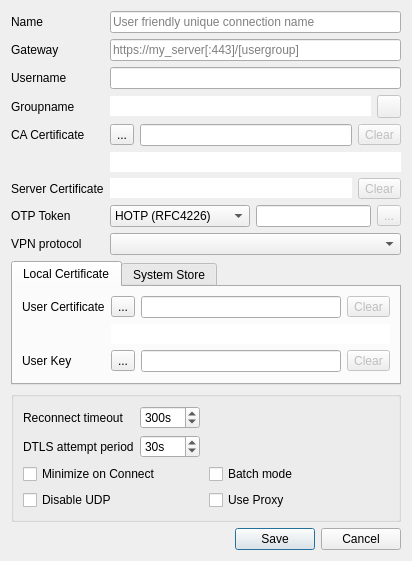
13418485892/openconnect-gui, file src/dialog/editdialog.ui: the form before one commit.
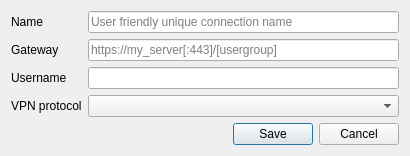
The form after the commit. Icons and pictures are not drawn.

What changed in the file:
```diff
--- a/src/dialog/editdialog.ui
+++ b/src/dialog/editdialog.ui
@@ -6,8 +6,8 @@
    <rect>
     <x>0</x>
     <y>0</y>
-    <width>412</width>
-    <height>549</height>
+    <width>410</width>
+    <height>151</height>
    </rect>
   </property>
   <property name="windowTitle">
@@ -74,200 +74,6 @@
       </widget>
      </item>
      <item row="3" column="0">
-      <widget class="QLabel" name="groupnameLabel">
-       <property name="text">
-        <string>Groupname</string>
-       </property>
-      </widget>
-     </item>
-     <item row="3" column="1">
-      <layout class="QHBoxLayout" name="groupnameLayout">
-       <item>
-        <widget class="QLineEdit" name="groupnameEdit">
-         <property name="styleSheet">
-          <string notr="true">background-color:&quot;transparent&quot;</string>
-         </property>
-         <property name="frame">
-          <bool>false</bool>
-         </property>
-         <property name="readOnly">
-          <bool>true</bool>
-         </property>
-        </widget>
-       </item>
-       <item>
-        <widget class="QToolButton" name="groupnameClear">
-         <property name="enabled">
-          <bool>false</bool>
-         </property>
-         <property name="text">
-          <string/>
-         </property>
-         <property name="icon">
-          <iconset resource="../openconnect-gui.qrc">
-           <normaloff>:/images/trashcan.png</normaloff>:/images/trashcan.png</iconset>
-         </property>
-        </widget>
-       </item>
-      </layout>
-     </item>
-     <item row="4" column="0">
-      <widget class="QLabel" name="caCertificateLabel">
-       <property name="text">
-        <string>CA Certificate</string>
-       </property>
-      </widget>
-     </item>
-     <item row="4" column="1">
-      <layout class="QHBoxLayout" name="caCertificatLayout">
-       <item>
-        <widget class="QToolButton" name="caCertButton">
-         <property name="text">
-          <string>...</string>
-         </property>
-        </widget>
-       </item>
-       <item>
-        <widget class="QLineEdit" name="caCertEdit">
-         <property name="toolTip">
-          <string>Specify the CA certificate, if any; by default the system CAs will be used</string>
-         </property>
-         <property name="whatsThis">
-          <string>&lt;html&gt;&lt;head/&gt;&lt;body&gt;&lt;p&gt;If not set, the system's trusted certificate storage will be used.&lt;/p&gt;&lt;/body&gt;&lt;/html&gt;</string>
-         </property>
-        </widget>
-       </item>
-       <item>
-        <widget class="QToolButton" name="caCertClear">
-         <property name="enabled">
-          <bool>false</bool>
-         </property>
-         <property name="text">
-          <string>Clear</string>
-         </property>
-         <property name="icon">
-          <iconset resource="../openconnect-gui.qrc">
-           <normaloff>:/images/trashcan.png</normaloff>:/images/trashcan.png</iconset>
-         </property>
-        </widget>
-       </item>
-      </layout>
-     </item>
-     <item row="5" column="1">
-      <widget class="QLineEdit" name="caCertHash">
-       <property name="styleSheet">
-        <string notr="true">background-color:&quot;transparent&quot;</string>
-       </property>
-       <property name="frame">
-        <bool>false</bool>
-       </property>
-       <property name="readOnly">
-        <bool>true</bool>
-       </property>
-      </widget>
-     </item>
-     <item row="6" column="0">
-      <widget class="QLabel" name="serverCertificateLabel">
-       <property name="text">
-        <string>Server Certificate</string>
-       </property>
-      </widget>
-     </item>
-     <item row="6" column="1">
-      <layout class="QHBoxLayout" name="serverCertificateLayout">
-       <item>
-        <widget class="QLineEdit" name="serverCertHash">
-         <property name="styleSheet">
-          <string notr="true">background-color:&quot;transparent&quot;</string>
-         </property>
-         <property name="frame">
-          <bool>false</bool>
-         </property>
-         <property name="readOnly">
-          <bool>true</bool>
-         </property>
-        </widget>
-       </item>
-       <item>
-        <widget class="QToolButton" name="serverCertClear">
-         <property name="enabled">
-          <bool>false</bool>
-         </property>
-         <property name="text">
-          <string>Clear</string>
-         </property>
-         <property name="icon">
-          <iconset resource="../openconnect-gui.qrc">
-           <normaloff>:/images/trashcan.png</normaloff>:/images/trashcan.png</iconset>
-         </property>
-        </widget>
-       </item>
-      </layout>
-     </item>
-     <item row="8" column="0">
-      <widget class="QLabel" name="otpTokenLabel">
-       <property name="text">
-        <string>OTP Token</string>
-       </property>
-      </widget>
-     </item>
-     <item row="8" column="1">
-      <layout class="QHBoxLayout" name="otpTokenLayout">
-       <item>
-        <widget class="QComboBox" name="tokenBox">
-         <property name="minimumSize">
-          <size>
-           <width>140</width>
-           <height>0</height>
-          </size>
-         </property>
-         <property name="currentIndex">
-          <number>0</number>
-         </property>
-         <property name="maxVisibleItems">
-          <number>3</number>
-         </property>
-         <item>
-          <property name="text">
-           <string notr="true">HOTP (RFC4226)</string>
-          </property>
-         </item>
-         <item>
-          <property name="text">
-           <string notr="true">TOTP (RFC6238)</string>
-          </property>
-         </item>
-         <item>
-          <property name="text">
-           <string>STOKEN (RSA)</string>
-          </property>
-         </item>
-        </widget>
-       </item>
-       <item>
-        <widget class="QLineEdit" name="tokenEdit">
-         <property name="toolTip">
-          <string>This is the token code; should be a hex value (starting with 0x), or a value starting with 'base32:'</string>
-         </property>
-        </widget>
-       </item>
-       <item>
-        <widget class="QToolButton" name="tokenClear">
-         <property name="enabled">
-          <bool>false</bool>
-         </property>
-         <property name="text">
-          <string>...</string>
-         </property>
-         <property name="icon">
-          <iconset resource="../openconnect-gui.qrc">
-           <normaloff>:/images/trashcan.png</normaloff>:/images/trashcan.png</iconset>
-         </property>
-        </widget>
-       </item>
-      </layout>
-     </item>
-     <item row="9" column="0">
       <widget class="QLabel" name="protocolLabel">
        <property name="text">
         <string>VPN protocol</string>
@@ -277,7 +83,7 @@
        </property>
       </widget>
      </item>
-     <item row="9" column="1">
+     <item row="3" column="1">
       <widget class="QComboBox" name="protocolComboBox">
        <property name="sizePolicy">
         <sizepolicy hsizetype="Expanding" vsizetype="Fixed">
@@ -289,278 +95,6 @@
      </item>
     </layout>
    </item>
-   <item>
-    <widget class="QTabWidget" name="settingsTabWidget">
-     <property name="currentIndex">
-      <number>0</number>
-     </property>
-     <widget class="QWidget" name="localCertificateTab">
-      <attribute name="title">
-       <string>Local Certificate</string>
-      </attribute>
-      <layout class="QVBoxLayout" name="verticalLayout_2">
-       <item>
-        <layout class="QFormLayout" name="formLayout_2">
-         <property name="fieldGrowthPolicy">
-          <enum>QFormLayout::ExpandingFieldsGrow</enum>
-         </property>
-         <item row="1" column="0">
-          <widget class="QLabel" name="userCertificateLabel">
-           <property name="text">
-            <string>User Certificate</string>
-           </property>
-          </widget>
-         </item>
-         <item row="1" column="1">
-          <layout class="QHBoxLayout" name="userCertificateLayout">
-           <item>
-            <widget class="QToolButton" name="userCertButton">
-             <property name="text">
-              <string>...</string>
-             </property>
-            </widget>
-           </item>
-           <item>
-            <widget class="QLineEdit" name="userCertEdit">
-             <property name="toolTip">
-              <string>Specify your certificate file, if any</string>
-             </property>
-            </widget>
-           </item>
-           <item>
-            <widget class="QToolButton" name="userCertClear">
-             <property name="enabled">
-              <bool>false</bool>
-             </property>
-             <property name="text">
-              <string>Clear</string>
-             </property>
-             <property name="icon">
-              <iconset resource="../openconnect-gui.qrc">
-               <normaloff>:/images/trashcan.png</normaloff>:/images/trashcan.png</iconset>
-             </property>
-            </widget>
-           </item>
-          </layout>
-         </item>
-         <item row="2" column="1">
-          <widget class="QLineEdit" name="userCertHash">
-           <property name="styleSheet">
-            <string notr="true">background-color:&quot;transparent&quot;</string>
-           </property>
-           <property name="frame">
-            <bool>false</bool>
-           </property>
-           <property name="readOnly">
-            <bool>true</bool>
-           </property>
-          </widget>
-         </item>
-         <item row="3" column="0">
-          <widget class="QLabel" name="userKeyLabel">
-           <property name="enabled">
-            <bool>true</bool>
-           </property>
-           <property name="text">
-            <string>User Key</string>
-           </property>
-          </widget>
-         </item>
-         <item row="3" column="1">
-          <layout class="QHBoxLayout" name="userKeyLayout">
-           <item>
-            <widget class="QToolButton" name="userKeyButton">
-             <property name="enabled">
-              <bool>true</bool>
-             </property>
-             <property name="text">
-              <string>...</string>
-             </property>
-            </widget>
-           </item>
-           <item>
-            <widget class="QLineEdit" name="userKeyEdit">
-             <property name="enabled">
-              <bool>true</bool>
-             </property>
-             <property name="toolTip">
-              <string>Specify your key file if any; in case of a PKCS #12 file, you only need to set the certificate</string>
-             </property>
-            </widget>
-           </item>
-           <item>
-            <widget class="QToolButton" name="userKeyClear">
-             <property name="enabled">
-              <bool>false</bool>
-             </property>
-             <property name="text">
-              <string>Clear</string>
-             </property>
-             <property name="icon">
-              <iconset resource="../openconnect-gui.qrc">
-               <normaloff>:/images/trashcan.png</normaloff>:/images/trashcan.png</iconset>
-             </property>
-            </widget>
-           </item>
-          </layout>
-         </item>
-        </layout>
-       </item>
-      </layout>
-     </widget>
-     <widget class="QWidget" name="systemStoreTab">
-      <attribute name="title">
-       <string>System Store</string>
-      </attribute>
-      <widget class="QListWidget" name="loadWinCertList">
-       <property name="geometry">
-        <rect>
-         <x>9</x>
-         <y>9</y>
-         <width>316</width>
-         <height>72</height>
-        </rect>
-       </property>
-      </widget>
-      <widget class="QWidget" name="layoutWidget">
-       <property name="geometry">
-        <rect>
-         <x>331</x>
-         <y>35</y>
-         <width>57</width>
-         <height>48</height>
-        </rect>
-       </property>
-       <layout class="QVBoxLayout" name="verticalLayout">
-        <item>
-         <widget class="QToolButton" name="loadWinCert">
-          <property name="enabled">
-           <bool>false</bool>
-          </property>
-          <property name="toolTip">
-           <string extracomment="Select that certificate"/>
-          </property>
-          <property name="text">
-           <string>Select</string>
-          </property>
-         </widget>
-        </item>
-        <item>
-         <widget class="QToolButton" name="resetWinCertSelection">
-          <property name="text">
-           <string>Reset</string>
-          </property>
-         </widget>
-        </item>
-       </layout>
-      </widget>
-     </widget>
-    </widget>
-   </item>
-   <item>
-    <widget class="QGroupBox" name="settingsGroupBox">
-     <layout class="QVBoxLayout" name="verticalLayout_3">
-      <property name="sizeConstraint">
-       <enum>QLayout::SetNoConstraint</enum>
-      </property>
-      <item>
-       <layout class="QFormLayout" name="formLayout_3">
-        <property name="fieldGrowthPolicy">
-         <enum>QFormLayout::ExpandingFieldsGrow</enum>
-        </property>
-        <item row="0" column="0">
-         <widget class="QLabel" name="reconnectTimeoutLabel">
-          <property name="text">
-           <string>Reconnect timeout</string>
-          </property>
-         </widget>
-        </item>
-        <item row="0" column="1">
-         <widget class="QSpinBox" name="reconnectTimeoutSpinBox">
-          <property name="toolTip">
-           <string>Keep reconnect attempts until so much seconds are elapsed.
-The default timeout is 300 seconds, which means that openconnect can recover VPN connection after a temporary network down time of 300 seconds.</string>
-          </property>
-          <property name="suffix">
-           <string>s</string>
-          </property>
-          <property name="minimum">
-           <number>1</number>
-          </property>
-          <property name="maximum">
-           <number>1000</number>
-          </property>
-          <property name="value">
-           <number>300</number>
-          </property>
-         </widget>
-        </item>
-        <item row="1" column="0">
-         <widget class="QLabel" name="dtlsAttemptPeriodLabel">
-          <property name="text">
-           <string>DTLS attempt period</string>
-          </property>
-         </widget>
-        </item>
-        <item row="1" column="1">
-         <widget class="QSpinBox" name="dtlsAttemptPeriodSpinBox">
-          <property name="suffix">
-           <string>s</string>
-          </property>
-          <property name="maximum">
-           <number>1000</number>
-          </property>
-          <property name="value">
-           <number>30</number>
-          </property>
-         </widget>
-        </item>
-       </layout>
-      </item>
-      <item>
-       <layout class="QGridLayout" name="gridLayout">
-        <item row="0" column="0">
-         <widget class="QCheckBox" name="minimizeBox">
-          <property name="toolTip">
-           <string>Enable this to automatically minimize after connection</string>
-          </property>
-          <property name="text">
-           <string>Minimize on Connect</string>
-          </property>
-         </widget>
-        </item>
-        <item row="0" column="1">
-         <widget class="QCheckBox" name="batchModeBox">
-          <property name="toolTip">
-           <string>Enable this to remember passwords for this server</string>
-          </property>
-          <property name="text">
-           <string>Batch mode</string>
-          </property>
-         </widget>
-        </item>
-        <item row="1" column="0">
-         <widget class="QCheckBox" name="disableUdpBox">
-          <property name="text">
-           <string>Disable UDP</string>
-          </property>
-         </widget>
-        </item>
-        <item row="1" column="1">
-         <widget class="QCheckBox" name="useProxyBox">
-          <property name="toolTip">
-           <string>Enable this to use the system's default proxy settings for this server</string>
-          </property>
-          <property name="text">
-           <string>Use Proxy</string>
-          </property>
-         </widget>
-        </item>
-       </layout>
-      </item>
-     </layout>
-    </widget>
-   </item>
    <item>
     <widget class="QDialogButtonBox" name="buttonBox">
      <property name="orientation">
```
Left out of the diff: 25 changed lines with no effect on the pictures.
